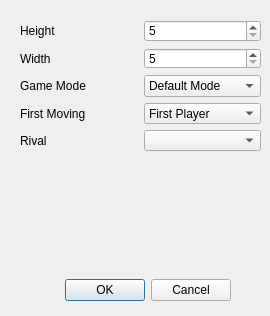
Above: ui/newgamedialog.ui from Ignotus/kdots before the change. Below: the same form after it.
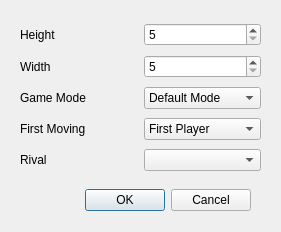
That is the form after the change.

Patch:
```diff
--- a/ui/newgamedialog.ui
+++ b/ui/newgamedialog.ui
@@ -6,8 +6,8 @@
    <rect>
     <x>0</x>
     <y>0</y>
-    <width>270</width>
-    <height>316</height>
+    <width>281</width>
+    <height>232</height>
    </rect>
   </property>
   <property name="windowTitle">
@@ -16,8 +16,8 @@
   <widget class="QDialogButtonBox" name="buttonBox">
    <property name="geometry">
     <rect>
-     <x>10</x>
-     <y>270</y>
+     <x>30</x>
+     <y>180</y>
      <width>221</width>
      <height>41</height>
     </rect>
@@ -35,7 +35,7 @@
      <x>20</x>
      <y>20</y>
      <width>241</width>
-     <height>131</height>
+     <height>154</height>
     </rect>
    </property>
    <layout class="QGridLayout" name="gridLayout">
```
Left out of the diff: 62 changed lines with no effect on the pictures.
